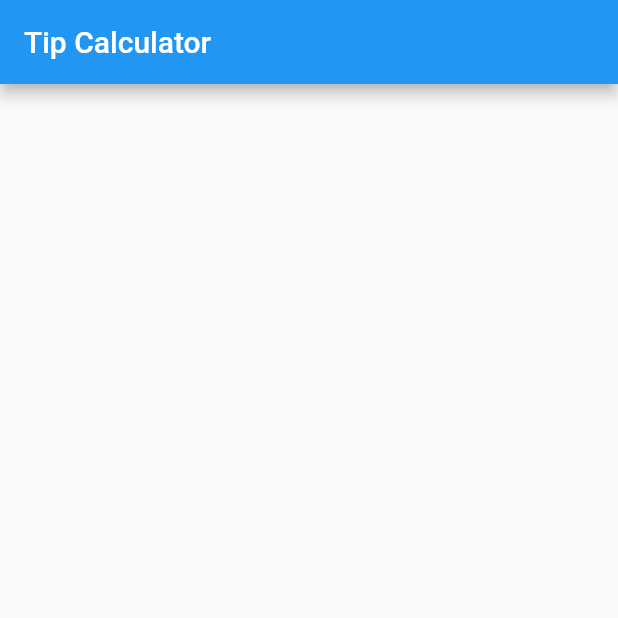
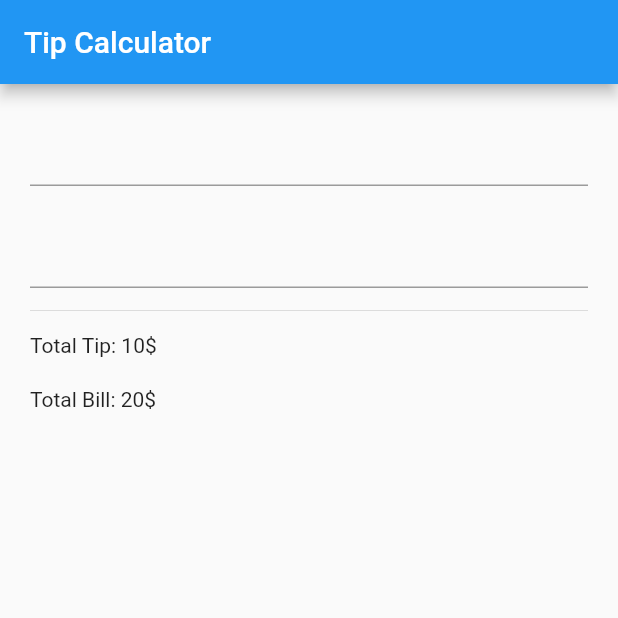
Before and after one commit to rutvik110/tip_calculator, a Flutter app: the screen it shows after launch, on a phone screen of 412 x 824 dp, the top half of it. Run offline on Flutter 3.47's test engine with Material 2 defaults, Android fonts, the phone set to English and light mode, and no system bars.

Commit message:
starter project update

```diff
--- a/TipCalculator_Materials/starter/lib/presentation/tip_calculator_view.dart
+++ b/TipCalculator_Materials/starter/lib/presentation/tip_calculator_view.dart
@@ -8,6 +8,7 @@ class TipCalculatorView extends StatefulWidget {
 }
 
 class _TipCalculatorViewState extends State<TipCalculatorView> {
+  // TODO: add and initialize TextEditingControllers
   @override
   Widget build(BuildContext context) {
     // TODO: add textfield decorations
@@ -16,7 +17,52 @@ class _TipCalculatorViewState extends State<TipCalculatorView> {
       appBar: AppBar(
         title: const Text('Tip Calculator'),
       ),
-      body: Container(),
+      body: Padding(
+        padding: const EdgeInsets.all(20),
+        child: Column(
+          crossAxisAlignment: CrossAxisAlignment.start,
+          children: [
+            const TextField(), // For Bill Amount
+
+            const SizedBox(
+              height: 20,
+            ),
+            const TextField(), // For Tip Percentage
+
+            const Divider(
+              height: 30,
+            ),
+
+            Row(
+              children: [
+                const Text(
+                  'Total Tip: ',
+                  // TODO : add title TextStyle
+                ),
+                const Text(
+                  '10\$',
+                  // TODO : add amount TextStyle
+                ),
+              ],
+            ),
+            const SizedBox(
+              height: 20,
+            ),
+            Row(
+              children: [
+                const Text(
+                  'Total Bill: ',
+                  // TODO : add title TextStyle
+                ),
+                const Text(
+                  '20\$',
+                  // TODO : add amount TextStyle
+                ),
+              ],
+            ),
+          ],
+        ),
+      ),
     );
   }
 }
```
